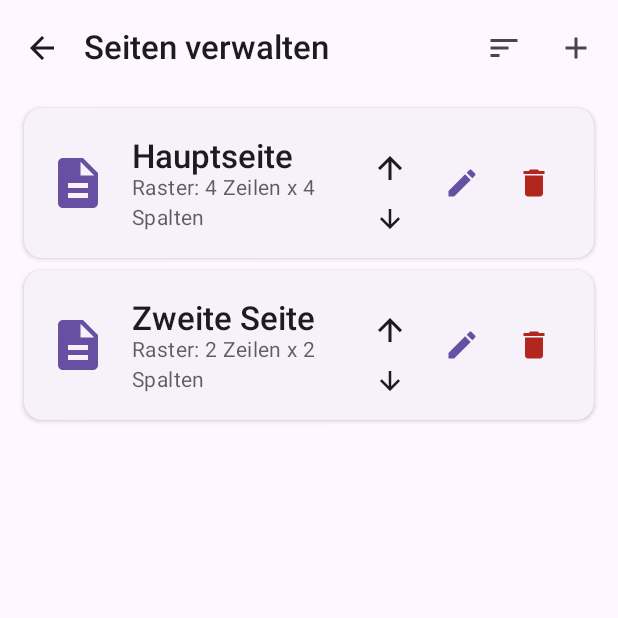
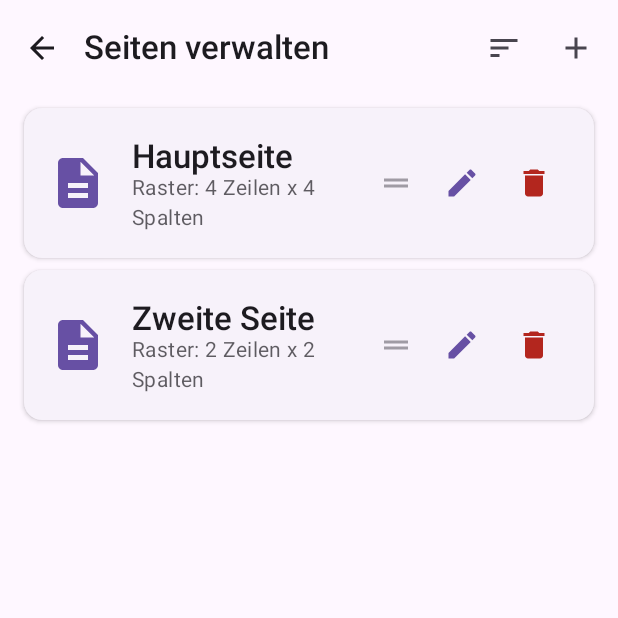
Before and after one commit to Jck44/AutoScanTalk, an Android app built with Jetpack Compose: the PageListScreen screen opened through its navigation route, on a phone screen of 412 x 824 dp, the top half of it. Run offline under Robolectric (Android 15) with nearby library versions, the light colour scheme and no system bars; our stand-ins replace Dagger/Hilt's generated code, Room's generated code; libraries missing offline, so code that uses them is left out: androidx.hilt.lifecycle, com.google.api.client, com.google.api.services; 3 statements that could not run were skipped.

Commit message:
Feature: Implement drag-and-drop reordering for pages and templates
This commit introduces a custom reorderable state manager and integrates it into the Page and Template list screens, replacing the manual up/down arrow buttons with a more intuitive drag-and-drop interface.

Key changes:
- **UI Components**:
    - Added `ReorderableState.kt` containing a generic state manager and a `reorderableItem` modifier to handle drag gestures and animations for `LazyList` and `LazyGrid`.
- **Page Management**:
    - Updated `PageListScreen.kt` to support drag-and-drop reordering within the `LazyVerticalGrid`.
    - Replaced manual sort buttons with a `DragHandle` icon.
    - Switched to index-based item rendering with stable keys for better performance during reordering.
- **Template Management**:
    - Updated `TemplateScreen.kt` to support drag-and-drop reordering within the `LazyColumn`.
    - Replaced manual sort buttons with a `DragHandle` icon.
- **Bug Fixes**:
    - In `ButtonConfigDialog.kt`, added `trim()` to the page search query to prevent leading/trailing whitespace from affecting filter results.

```diff
--- a/app/src/main/java/com/andreas_kratzer/ghosttalk/ui/ButtonConfigDialog.kt
+++ b/app/src/main/java/com/andreas_kratzer/ghosttalk/ui/ButtonConfigDialog.kt
@@ -81,8 +81,9 @@ fun ButtonConfigDialog(
     var expandedPageSelect by remember { mutableStateOf(false) }
     var pageSearchQuery by remember { mutableStateOf("") }
     val filteredPages = remember(pageSearchQuery, availablePages) {
-        if (pageSearchQuery.isBlank()) availablePages
-        else availablePages.filter { it.name.contains(pageSearchQuery, ignoreCase = true) }
+        val trimmedQuery = pageSearchQuery.trim()
+        if (trimmedQuery.isBlank()) availablePages
+        else availablePages.filter { it.name.contains(trimmedQuery, ignoreCase = true) }
     }
 
     // Gemini Details
--- a/app/src/main/java/com/andreas_kratzer/ghosttalk/ui/PageListScreen.kt
+++ b/app/src/main/java/com/andreas_kratzer/ghosttalk/ui/PageListScreen.kt
@@ -32,6 +32,9 @@ import androidx.compose.material.icons.filled.Sort
 import androidx.compose.material.icons.filled.Check
 import androidx.compose.material.icons.filled.ArrowUpward
 import androidx.compose.material.icons.filled.ArrowDownward
+import androidx.compose.material.icons.filled.DragHandle
+import com.andreas_kratzer.ghosttalk.ui.components.reorderableItem
+import com.andreas_kratzer.ghosttalk.ui.components.rememberReorderableState
 import com.andreas_kratzer.ghosttalk.model.Page
 import kotlinx.coroutines.Dispatchers
 import kotlinx.coroutines.launch
@@ -110,6 +113,11 @@ fun PageListScreen(
             }
         }
     }
+
+    val reorderState = rememberReorderableState { from, to ->
+        pageViewModel.reorderPages(from, to)
+    }
+    val gridState = androidx.compose.foundation.lazy.grid.rememberLazyGridState()
 
     Scaffold(
         topBar = {
@@ -191,6 +199,7 @@ fun PageListScreen(
         }
     ) { paddingValues ->
         LazyVerticalGrid(
+            state = gridState,
             columns = GridCells.Adaptive(minSize = 300.dp),
             modifier = Modifier
                 .fillMaxSize()
@@ -200,31 +209,30 @@ fun PageListScreen(
             horizontalArrangement = Arrangement.spacedBy(8.dp),
             contentPadding = PaddingValues(vertical = 8.dp)
         ) {
-            items(allPages) { page ->
+            items(allPages.size, key = { index -> allPages[index].id }) { index ->
+                val page = allPages[index]
                 GhostTalkCard(
                     title = page.name,
                     subtitle = stringResource(R.string.page_grid_info, page.rows, page.columns),
                     icon = Icons.Default.Description,
                     onClick = { onEditPage(page.id) },
+                    modifier = Modifier.reorderableItem(
+                        state = reorderState,
+                        index = index,
+                        onDrag = {
+                            reorderState.findTargetIndexForGrid(gridState)?.let { targetIndex ->
+                                pageViewModel.reorderPages(index, targetIndex)
+                            }
+                        }
+                    ),
                     trailingAction = {
                         Row(verticalAlignment = Alignment.CenterVertically) {
-                            val pageSortOrder by pageViewModel.settingsRepository.pageSortOrderFlow.collectAsState("MANUAL")
-                            if (pageSortOrder == "MANUAL") {
-                                Column {
-                                    IconButton(onClick = {
-                                        val index = allPages.indexOf(page)
-                                        if (index > 0) pageViewModel.reorderPages(index, index - 1)
-                                    }) {
-                                        Icon(Icons.Default.ArrowUpward, contentDescription = "Hoch")
-                                    }
-                                    IconButton(onClick = {
-                                        val index = allPages.indexOf(page)
-                                        if (index < allPages.size - 1) pageViewModel.reorderPages(index, index + 1)
-                                    }) {
-                                        Icon(Icons.Default.ArrowDownward, contentDescription = "Runter")
-                                    }
-                                }
-                            }
+                            Icon(
+                                imageVector = Icons.Default.DragHandle,
+                                contentDescription = "Verschieben",
+                                tint = MaterialTheme.colorScheme.onSurfaceVariant.copy(alpha = 0.5f),
+                                modifier = Modifier.padding(end = 8.dp)
+                            )
 
                             IconButton(onClick = { pageToEdit = page }) {
                                 Icon(
```
Also changed, not shown: app/src/main/java/com/andreas_kratzer/ghosttalk/ui/TemplateScreen.kt (+26 -18 lines), app/src/main/java/com/andreas_kratzer/ghosttalk/ui/components/ReorderableState.kt (added, +130 -0 lines).
